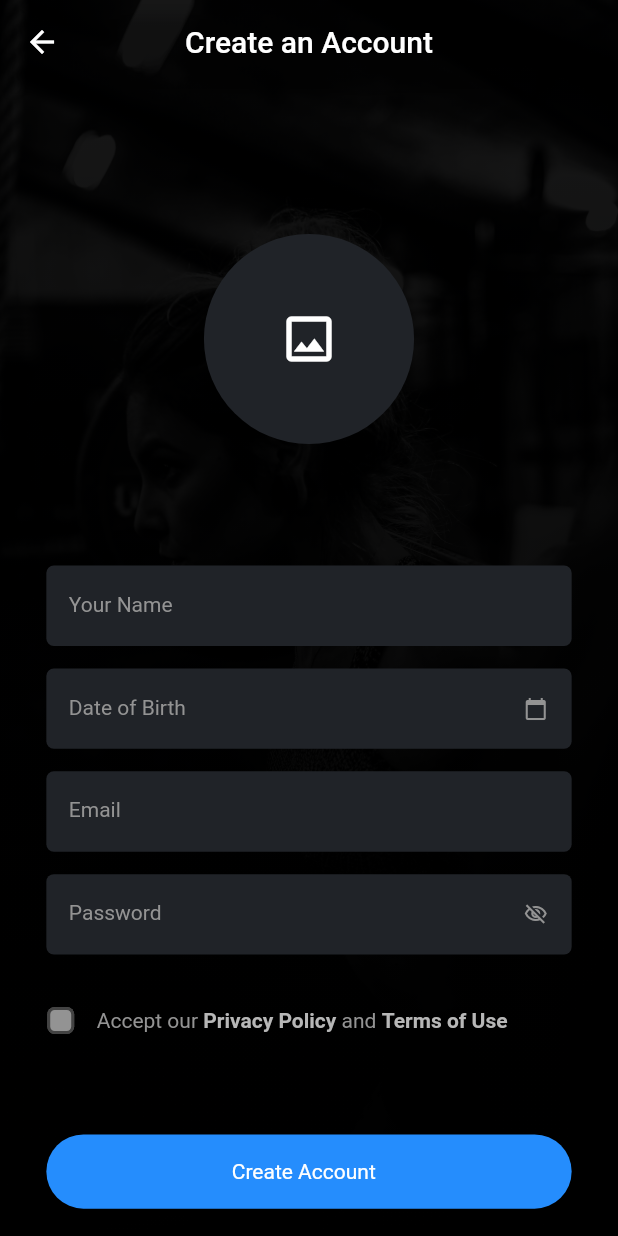
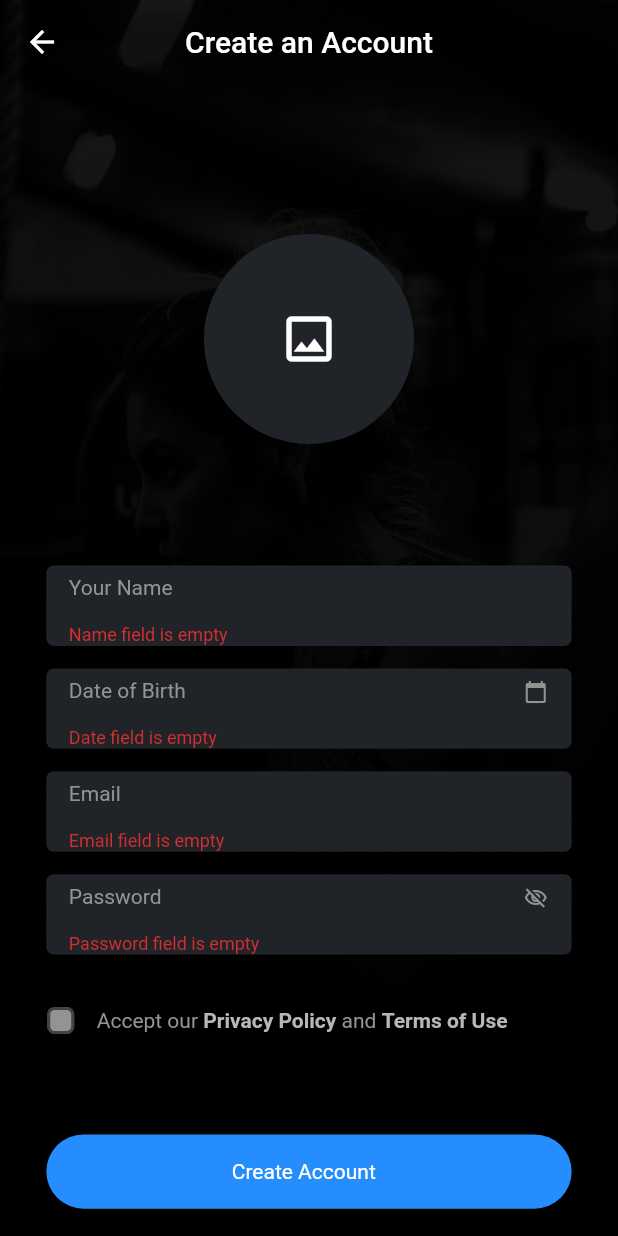
Before and after one commit to ArslanAshraf462/SWOLE-App, a Flutter app: the CreateAccountScreen screen opened by its route, after a tap on "Create Account", on a phone screen of 412 x 824 dp. Run offline on Flutter 3.47's test engine with Material 2 defaults, Android fonts, the phone set to English and light mode, and no system bars; our stand-ins replace get, image_picker.

Commit message:
Added the text fields validations

```diff
--- a/lib/constants/app_strings.dart
+++ b/lib/constants/app_strings.dart
@@ -26,4 +26,13 @@ static const String checkEmailBodyText='We have sent an email an instructions to
 static const String okText='OK';
 static const String passwordSetTitleText='New Password Set!';
 static const String passwordSetBodyText='Your password successfully changed, go back to login to continue.';
+static const String nameValidateText='Name field is empty';
+static const String emptyEmailText='Email field is empty';
+static const String emailValidateText='Please enter valid email';
+static const String dateValidateText='Date field is empty';
+static const String emptyPasswordText='Password field is empty';
+static const String passwordValidateText='Please enter valid password';
+static const String privacyValidateText='Please agree the privacy policy';
+static const String emptyConPasswordText='Confirm password field is empty';
+static const String validateConPasswordText='Password Not Matched';
 }
--- a/lib/ui/screens/create_account/create_account.dart
+++ b/lib/ui/screens/create_account/create_account.dart
@@ -7,14 +7,15 @@ import 'package:swole_app/constants/assets.dart';
 import 'package:swole_app/constants/colors.dart';
 import 'package:swole_app/constants/dimens.dart';
 import 'package:swole_app/ui/screens/create_account/components/checkbox_widget.dart';
-import 'package:swole_app/ui/screens/create_account/components/select_image_widget.dart';
 import 'package:swole_app/ui/utils/app_dialogs/dialogs.dart';
 import 'package:swole_app/ui/utils/ui_helper/ui_helper.dart';
 import 'package:swole_app/ui/widgets/app_bar_widget.dart';
 import 'package:swole_app/ui/widgets/background_image_widget.dart';
 import 'package:swole_app/ui/widgets/button_widget.dart';
 import 'package:swole_app/ui/widgets/text_form_field_widget.dart';
+import 'package:swole_app/ui/widgets/text_widget.dart';
 
+import '../../utils/validations/validation_utils.dart';
 import '../../widgets/password_text_form_field.dart';
 
 class CreateAccountScreen extends StatefulWidget {
@@ -25,6 +26,7 @@ class CreateAccountScreen extends StatefulWidget {
 }
 
 class _CreateAccountScreenState extends State<CreateAccountScreen> {
+  final GlobalKey<FormState> _formKey = GlobalKey<FormState>();
   final TextEditingController nameController = TextEditingController();
   late final TextEditingController dobController = TextEditingController();
   final TextEditingController emailController = TextEditingController();
@@ -46,7 +48,7 @@ class _CreateAccountScreenState extends State<CreateAccountScreen> {
         title: 'No Image Picked',
         body: 'Please pick the profile image',
         okBtnTitle: 'OK',
-        okBtnPressed: () =>Navigator.pop(context),
+        okBtnPressed: () => Navigator.pop(context),
       );
     }
   }
@@ -61,6 +63,8 @@ class _CreateAccountScreenState extends State<CreateAccountScreen> {
       appBar: const AppBarWidget(
         title: AppStrings.createAnAccountText,
       ),
+      child: GestureDetector(
+        onTap: () => FocusManager.instance.primaryFocus?.unfocus(),
         child: SingleChildScrollView(
           child: Column(
             children: [
@@ -68,13 +72,13 @@ class _CreateAccountScreenState extends State<CreateAccountScreen> {
               GestureDetector(
                 onTap: () => getImageGallery(),
                 child: _image == null
-                  ?  Container(
+                    ? Container(
                         decoration: const BoxDecoration(
                           color: AppColors.textFieldColor,
                           shape: BoxShape.circle,
                         ),
-                height: screenSize.height*0.17,
-                width: screenSize.width *0.4,
+                        height: screenSize.height * 0.17,
+                        width: screenSize.width * 0.4,
                         child: const Icon(
                           Icons.image_outlined,
                           color: AppColors.whiteColor,
@@ -83,19 +87,27 @@ class _CreateAccountScreenState extends State<CreateAccountScreen> {
                       )
                     : Container(
                         decoration: BoxDecoration(
-                    image: DecorationImage(image: FileImage(File(_image!.path)), fit: BoxFit.contain),
+                          image: DecorationImage(
+                              image: FileImage(File(_image!.path)),
+                              fit: BoxFit.contain),
                           shape: BoxShape.circle,
                           // border: Border.all(color: MyColors.primary)
                         ),
-                height: screenSize.height*0.17,
-                width: screenSize.width *0.4,
+                        height: screenSize.height * 0.17,
+                        width: screenSize.width * 0.4,
                       ),
               ),
+              Form(
+                  key: _formKey,
+                  child: Column(
+                    children: [
                       UIHelper.verticalSpace(Dimens.size81),
                       TextFormFieldWidget(
                         label: AppStrings.textFieldNameText,
                         textInputType: TextInputType.name,
-              validator: (p0) {},
+                        validator: (value) {
+                         return ValidationUtils.validateField(value);
+                        },
                         controller: nameController,
                       ),
                       UIHelper.verticalSpace(Dimens.size15),
@@ -110,21 +122,27 @@ class _CreateAccountScreenState extends State<CreateAccountScreen> {
                           ),
                         ),
                         //textInputType: TextInputType.datetime,
-              validator: (p0) {},
+                        validator: (value) {
+                          return ValidationUtils.validateDateField(value);
+                        },
                         controller: dobController,
                       ),
                       UIHelper.verticalSpace(Dimens.size15),
                       TextFormFieldWidget(
                         label: AppStrings.textFieldEmailText,
                         textInputType: TextInputType.emailAddress,
-              validator: (p0) {},
+                        validator: (value) {
+                          return ValidationUtils.validateEmail(value);
+                        },
                         controller: emailController,
                       ),
                       UIHelper.verticalSpace(Dimens.size15),
                       PasswordTextFormFieldWidget(
                         label: AppStrings.textFieldPasswordText,
                         textInputType: TextInputType.text,
-              validator: (p0) {},
+                        validator: (value) {
+                          return ValidationUtils.validatePassword(value);
+                        },
                         controller: passwordController,
                       ),
                       UIHelper.verticalSpace(Dimens.size20),
@@ -167,9 +185,22 @@ class _CreateAccountScreenState extends State<CreateAccountScreen> {
                           ],
                         ),
                       ),
+                    ],
+                  )),
               UIHelper.verticalSpace(Dimens.size44),
               ButtonWidget(
-              onPressed: () {},
+                onPressed: () {
+                  if (_formKey.currentState!.validate()) {
+                    if (check != true) {
+                      ScaffoldMessenger.of(context).showSnackBar(
+                        const SnackBar(
+                          content: TextWidget(title: AppStrings.privacyValidateText),
+                          duration: Duration(seconds: 3),
+                        ),
+                      );
+                    }
+                  }
+                },
                 insertIcon: false,
                 leftWidth: screenSize.width * 0.3,
                 color: AppColors.appBlueColor,
@@ -179,6 +210,7 @@ class _CreateAccountScreenState extends State<CreateAccountScreen> {
               ),
               UIHelper.verticalSpace(Dimens.size55),
             ],
+          ),
         ),
       ),
     );
--- /dev/null
+++ b/lib/ui/utils/validations/validation_utils.dart
@@ -0,0 +1,46 @@
+import 'package:flutter/cupertino.dart';
+import 'package:swole_app/constants/app_strings.dart';
+
+class ValidationUtils{
+  static String? validateField(String? text) {
+    if (text == null || text.isEmpty) {
+      return AppStrings.nameValidateText;
+    }
+    return null;
+  }
+
+  static String? validateEmail(String? text) {
+    final RegExp regex = RegExp(
+        r"^[a-zA-Z0-9.!#$%&'*+/=?^_`{|}~-]+@[a-zA-Z0-9](?:[a-zA-Z0-9-]{0,253}[a-zA-Z0-9])?(?:\.[a-zA-Z0-9](?:[a-zA-Z0-9-]{0,253}[a-zA-Z0-9])?)*$");
+    if (text == null || text.isEmpty) {
+      return AppStrings.emptyEmailText;
+    } else if (regex.hasMatch(text)) {
+      return AppStrings.emailValidateText;
+    }
+    return null;
+  }
+
+  static String? validateDateField(String? text) {
+    if (text == null || text.isEmpty) {
+      return AppStrings.dateValidateText;
+    }
+    return null;
+  }
+
+  static String? validatePassword(String? text) {
+    if (text == null || text.isEmpty) {
+      return AppStrings.emptyPasswordText;
+    } else if (text.length < 8) {
+      return AppStrings.passwordValidateText;
+    }
+    return null;
+  }
+  static String? isCnfrmPasswordValid(String val,TextEditingController pass) {
+    if (val.isEmpty) {
+      return AppStrings.emptyConPasswordText;
+    }else if(val!=pass.text){
+      return AppStrings.validateConPasswordText;
+    }
+    return null;
+  }
+}
```
Also changed, not shown: lib/ui/screens/login_screen/login_screen.dart (+32 -7 lines), lib/ui/screens/reset_password/reset_password.dart (+25 -5 lines). Lines whose indentation alone changed are shown as unchanged.
